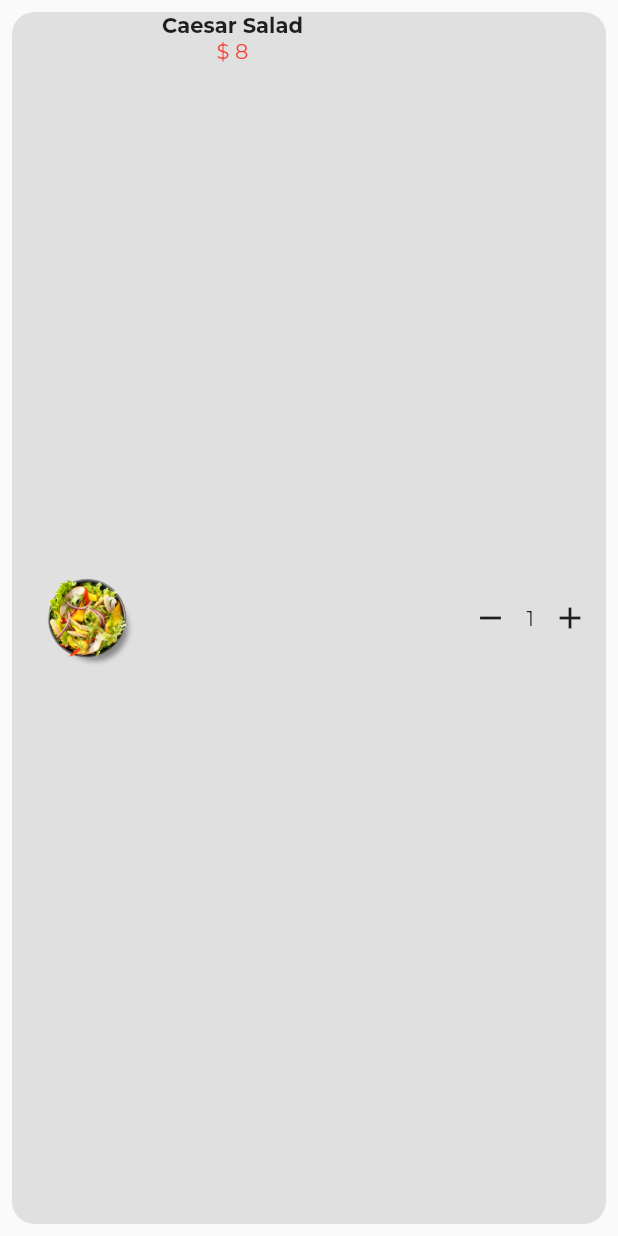
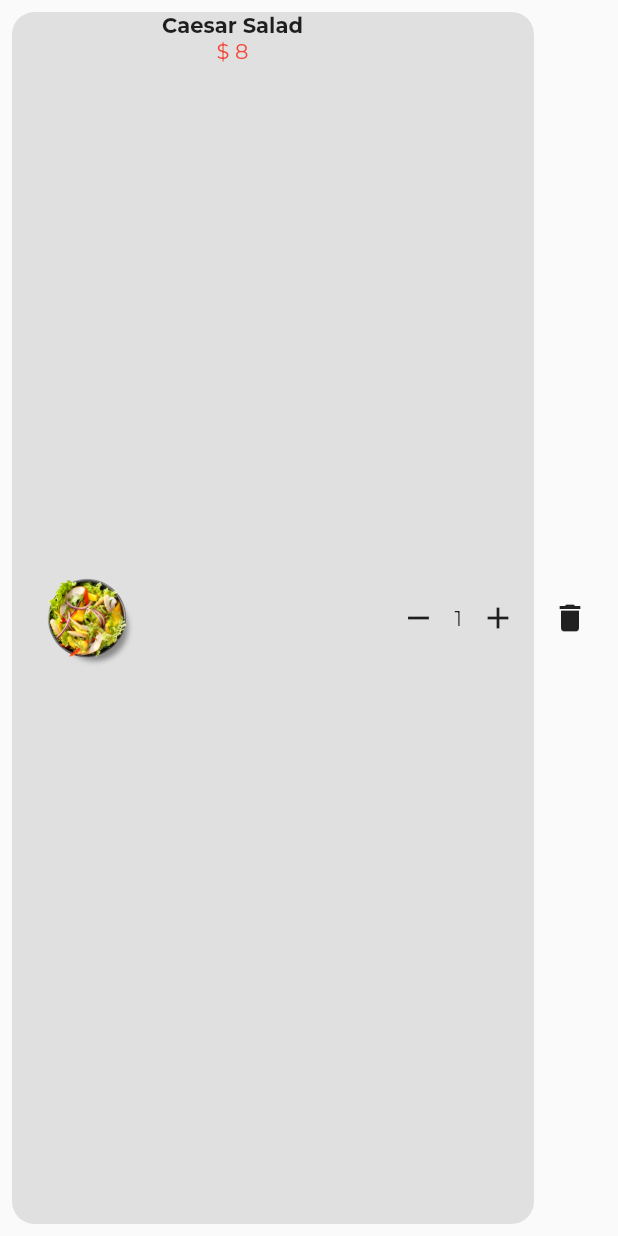
Before and after one commit to LMBcode/Restaurant-App, a Flutter app: the ItemRow widget shown alone on an empty page, opened directly with sample values from the repository, after a tap on the "remove" icon, on a phone screen of 412 x 824 dp. Run offline on Flutter 3.47's test engine with Material 2 defaults, Android fonts, the light colour scheme and no system bars; our stand-ins replace google_nav_bar, shared_preferences; missing offline and left inert: view_model_x; accounts and stored records are empty; project files that could hold a hidden picture were left out.

Commit message:
added delete functionality

```diff
--- a/lib/pages/food_detail.dart
+++ b/lib/pages/food_detail.dart
@@ -236,7 +236,6 @@ class _FoodDetailsWrapperState extends State<FoodDetailsWrapper> {
                         fontFamily: 'Montserrat', fontWeight: FontWeight.bold),
                   ),
                 ),
-                Text(pref!.get("totalPriceKey").toString()),
               ],
             ),
           ),
--- a/lib/pages/order_page/ItemRow.dart
+++ b/lib/pages/order_page/ItemRow.dart
@@ -6,8 +6,10 @@ import '../../foods_list.dart';
 
 class ItemRow extends StatefulWidget {
   MenuItem menuItem;
-  final SharedPreferences pref;final VoidCallback onQuantityChanged;
-  ItemRow({required this.menuItem, required this.pref, required this.onQuantityChanged});
+  List<String> itemList;
+  final SharedPreferences pref;final VoidCallback onQuantityChanged;final int index;
+  final VoidCallback onDeleteItem;
+  ItemRow({required this.menuItem, required this.pref, required this.onQuantityChanged,required this.itemList,required this.index,required this.onDeleteItem});
 
 
   @override
@@ -47,6 +49,10 @@ class _ItemRowState extends State<ItemRow> {
   Widget build(BuildContext context) {
     return Padding(
       padding: const EdgeInsets.all(8.0),
+      child: Row(
+        children: [
+          Expanded(
+            flex: 1,
             child: Container(
               decoration: BoxDecoration(
                   color: Colors.grey[300], borderRadius: BorderRadius.circular(15)),
@@ -102,6 +108,19 @@ class _ItemRowState extends State<ItemRow> {
                 ],
               ),
             ),
+          ),
+          IconButton(onPressed: (){
+              setState(() {
+                widget.itemList.removeAt(widget.index);
+                widget.pref.setStringList("itemListKey", widget.itemList);
+
+              }
+              );
+              widget.onDeleteItem();
+          },
+           icon: const Icon(Icons.delete))
+        ],
+      ),
     );
   }
 }
--- a/lib/pages/order_page/order_page.dart
+++ b/lib/pages/order_page/order_page.dart
@@ -54,8 +54,8 @@ class _OrderPageStateWrapper extends State<OrderPageWrapper> {
     return prefs;
   }
 
-  Widget itemRow(MenuItem menuItem) {
-    return ItemRow(menuItem: menuItem, pref: pref,onQuantityChanged: () => setState(() {}),
+  Widget itemRow(MenuItem menuItem,int index) {
+    return ItemRow(menuItem: menuItem, pref: pref,onQuantityChanged: () => setState(() {}),itemList : itemList,index:index,onDeleteItem: () => setState(() {})
 );
   }
 
@@ -104,7 +104,7 @@ class _OrderPageStateWrapper extends State<OrderPageWrapper> {
                         itemCount: itemList.length,
                         itemBuilder: (context, index) {
                           MenuItem menuItem = getMenuByName(itemList[index]);
-                          return itemRow(menuItem);
+                          return itemRow(menuItem,index);
                         },
                       ),
                     ),
--- a/pubspec.yaml
+++ b/pubspec.yaml
@@ -48,6 +48,7 @@ flutter:
     - images/othersushi.png
     - images/bolognese.png
     - images/sushisa.png
+    - images/black_sushi.png
     - images/sushi_platter.png
     - images/meat.png
     - images/tacos.png
```
Lines whose indentation alone changed are shown as unchanged.
